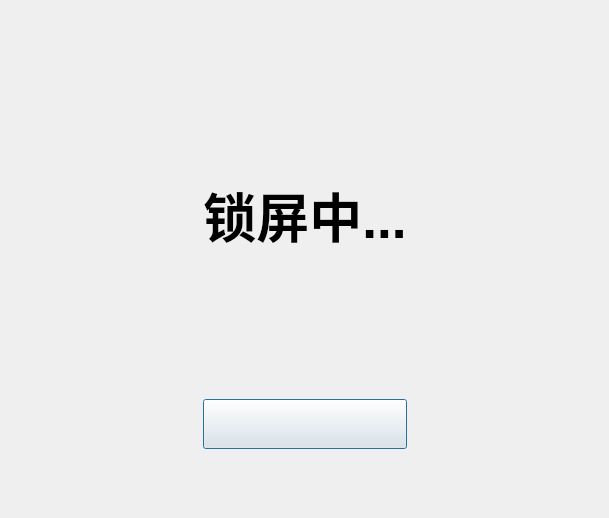
Qt form ui/lock_dialog.ui (Mrjiong-ff/syt_hmi) before a commit.
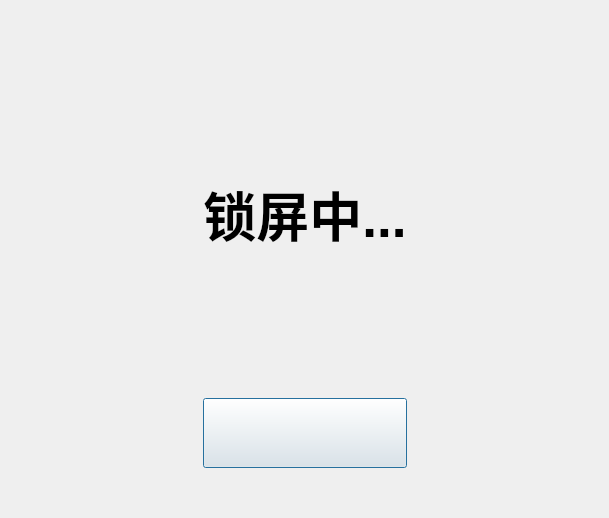
The same form after that commit. Custom widgets are drawn as their Qt base class.

```diff
--- a/ui/lock_dialog.ui
+++ b/ui/lock_dialog.ui
@@ -25,7 +25,7 @@
      <property name="minimumSize">
       <size>
        <width>0</width>
-       <height>50</height>
+       <height>70</height>
       </size>
      </property>
      <property name="text">
```
